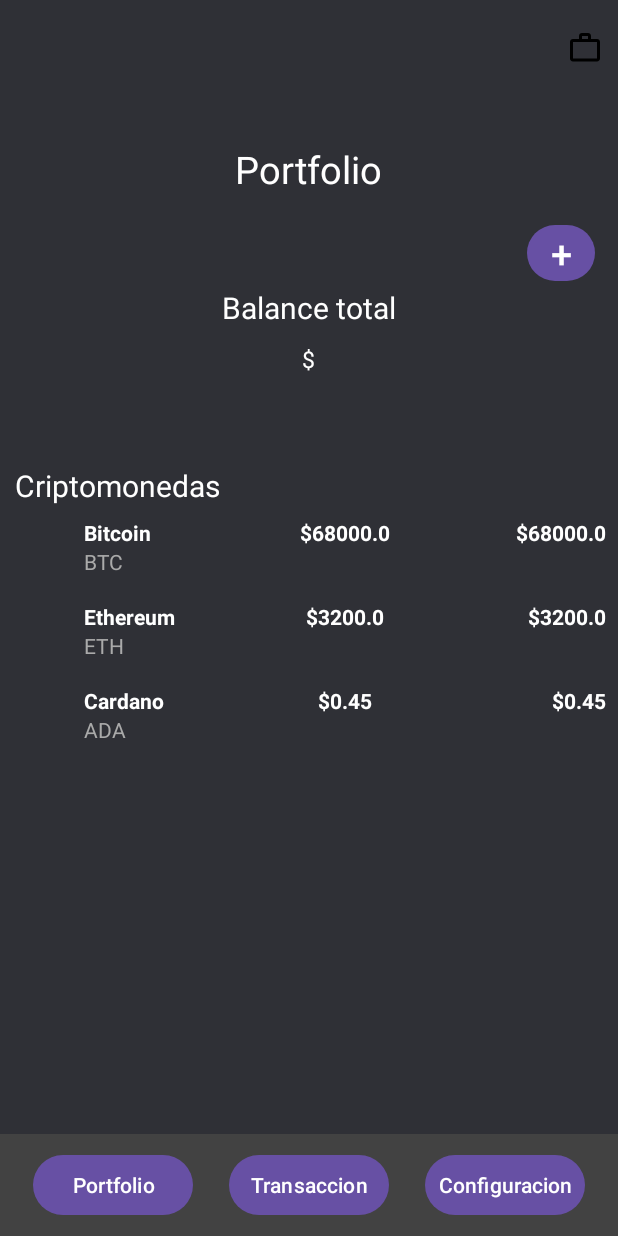
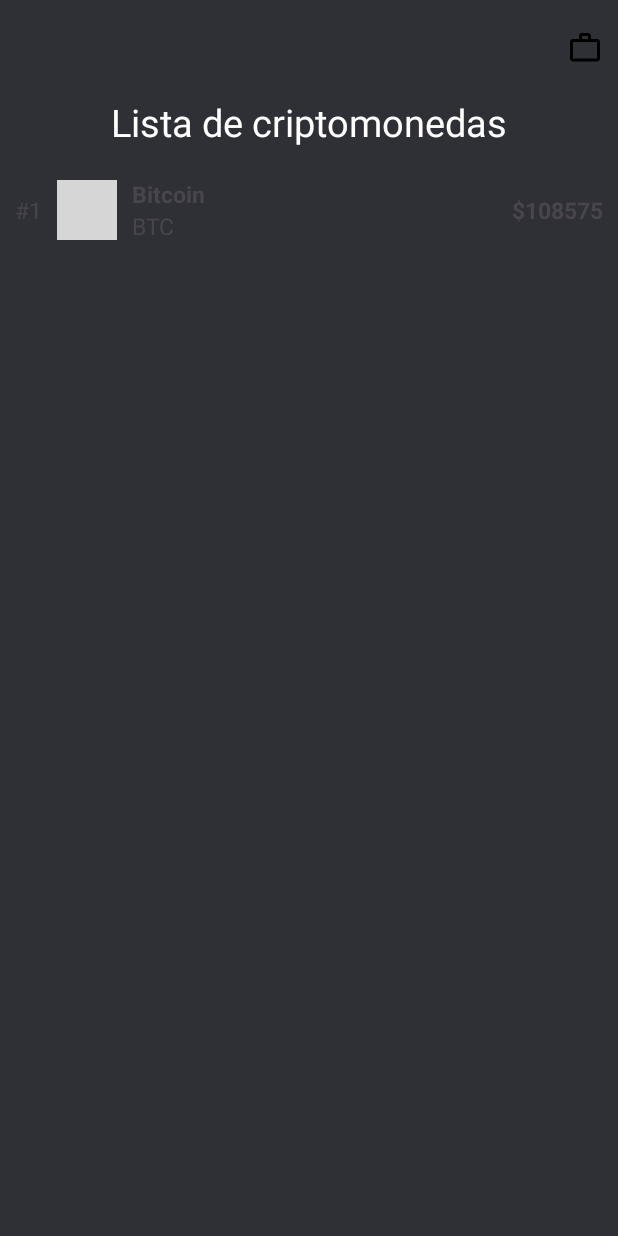
Before and after one commit to EmiLuca/Portafolio-cripto, an Android app: the Portfolio screen opened directly, with no data from a screen before it, on a phone screen of 412 x 824 dp. Run offline under Robolectric (Android 15) with nearby library versions, the phone set to English and light mode, and no system bars; pictures from the network do not load; grey boxes are pictures that could not be loaded.

Commit message:
Agregado de dependencias, actualización de Java, adaptacion de data class coin y RecyclerView parar JSON

```diff
--- a/app/src/main/AndroidManifest.xml
+++ b/app/src/main/AndroidManifest.xml
@@ -3,6 +3,8 @@
     xmlns:tools="http://schemas.android.com/tools">
 
     <uses-permission android:name="android.permission.POST_NOTIFICATIONS"/>
+    <uses-permission android:name="android.permission.INTERNET"/>
+
     <application
         android:allowBackup="true"
         android:dataExtractionRules="@xml/data_extraction_rules"
@@ -33,11 +35,6 @@
             android:name=".MainActivity"
             android:exported="true">
         </activity>
-        <service
-            android:name=".Notification"
-            android:enabled="true"
-            android:exported="false"
-            />
     </application>
 
 </manifest>
--- a/app/src/main/java/com/example/tp_grupol/CoinAdapter.kt
+++ b/app/src/main/java/com/example/tp_grupol/CoinAdapter.kt
@@ -1,7 +1,5 @@
 package com.example.tp_grupol
 
-import com.example.tp_grupol.Coins
-import android.annotation.SuppressLint
 import android.content.Context
 import android.view.LayoutInflater
 import android.view.View
@@ -9,23 +7,22 @@ import android.view.ViewGroup
 import android.widget.ImageView
 import android.widget.TextView
 import androidx.recyclerview.widget.RecyclerView
+import coil.load
 
 class CoinAdapter (var coins: MutableList<Coins>, var context: Context) : RecyclerView.Adapter<CoinAdapter.CoinViewHolder>() {
     class CoinViewHolder(view: View) : RecyclerView.ViewHolder(view) {
-        val ivLogo: ImageView
-        val tvNombre: TextView
-        val tvSimCot: TextView
-        val tvPrecioActual: TextView
-        val tvTotal: TextView
-        val tvCantidad: TextView
+        var tvSymbol: TextView
+        var tvName: TextView
+        var ivImage: ImageView
+        var tvCurrentPrice: TextView
+        var tvMarketCapRank: TextView
 
         init {
-            ivLogo = view.findViewById(R.id.ivLogo)
-            tvNombre = view.findViewById(R.id.tvNombre)
-            tvSimCot = view.findViewById(R.id.tvSimCot)
-            tvPrecioActual = view.findViewById(R.id.tvPrecioActual)
-            tvTotal = view.findViewById(R.id.tvTotal)
-            tvCantidad = view.findViewById(R.id.tvCantidad)
+            tvSymbol = view.findViewById(R.id.tvSymbol)
+            tvName = view.findViewById(R.id.tvName)
+            ivImage = view.findViewById(R.id.ivImage)
+            tvCurrentPrice = view.findViewById(R.id.tvCurrentPrice)
+            tvMarketCapRank = view.findViewById(R.id.tvMarketCapRank)
         }
     }
     override fun getItemCount() = coins.size
@@ -38,16 +35,14 @@ class CoinAdapter (var coins: MutableList<Coins>, var context: Context) : Recycl
 
     override fun onBindViewHolder(holder: CoinViewHolder, position: Int) {
         val item = coins.get(position)
-        holder.tvNombre.text = item.nombre
-        holder.tvSimCot.text = item.simCot
-        holder.tvPrecioActual.text = "$${item.precioActual}"
-        holder.tvTotal.text = "$${item.precioActual}"
-    }
+        holder.tvSymbol.text = item.symbol.uppercase()
+        holder.tvName.text = item.name
+        holder.tvCurrentPrice.text = "$${item.currentPrice}"
+        holder.tvMarketCapRank.text = "#${item.marketCapRank}"
 
-    // Para refrescar la lista cuando llegan nuevos datos
-    fun updateData(newList: List<Coins>) {
-        coins.clear()
-        coins.addAll(newList)
-        notifyDataSetChanged()
+        // Cargar imagen con Coil
+        holder.ivImage.load(item.image) {
+            crossfade(true)
+        }
     }
 }
--- a/app/src/main/java/com/example/tp_grupol/Coins.kt
+++ b/app/src/main/java/com/example/tp_grupol/Coins.kt
@@ -1,13 +1,14 @@
 package com.example.tp_grupol
 
-import androidx.room.ColumnInfo
-import androidx.room.Entity
-import androidx.room.PrimaryKey
+import com.squareup.moshi.JsonClass
 
-@Entity(tableName = "coins")
+@JsonClass(generateAdapter = true)
 data class Coins(
-    @ColumnInfo(name = "Nombre") val nombre: String,
-    @ColumnInfo(name = "simbolo de cotizacion") val simCot: String,
-    @ColumnInfo(name = "icono") val icono: String,
-    @ColumnInfo(name = "precio") val precioActual: Double
-){@PrimaryKey(autoGenerate = true) var id: Int = 0}
+    var id: String,
+    var symbol: String,
+    var name: String,
+    var image: String,
+    var currentPrice: Int,
+    var marketCapRank: Int,
+    var marketCap: Long
+)
--- a/app/src/main/java/com/example/tp_grupol/Portfolio.kt
+++ b/app/src/main/java/com/example/tp_grupol/Portfolio.kt
@@ -1,6 +1,5 @@
 package com.example.tp_grupol
 
-import com.example.tp_grupol.Coins
 import android.content.Intent
 import android.os.Bundle
 import android.view.Menu
@@ -60,22 +59,13 @@ class Portfolio : AppCompatActivity() {
     private fun getCoins(): MutableList<Coins> {
         return mutableListOf(
             Coins(
-                nombre = "Bitcoin",
-                simCot = "BTC",
-                icono = "https://assets.coingecko.com/coins/images/1/large/bitcoin.png",
-                precioActual = 68000.0,
-            ),
-            Coins(
-                nombre = "Ethereum",
-                simCot = "ETH",
-                icono = "https://assets.coingecko.com/coins/images/279/large/ethereum.png",
-                precioActual = 3200.0,
-            ),
-            Coins(
-                nombre = "Cardano",
-                simCot = "ADA",
-                icono = "https://assets.coingecko.com/coins/images/975/large/cardano.png",
-                precioActual = 0.45,
+                id ="bitcoin",
+                symbol = "btc",
+                name = "Bitcoin",
+                image = "https://coin-images.coingecko.com/coins/images/1/large/bitcoin.png?1696501400",
+                currentPrice = 108575,
+                marketCapRank = 1,
+                marketCap = 2163033633862
             )
         )
     }
--- a/app/src/main/res/layout/activity_portfolio.xml
+++ b/app/src/main/res/layout/activity_portfolio.xml
@@ -5,7 +5,6 @@
     android:id="@+id/main"
     android:layout_width="match_parent"
     android:layout_height="match_parent"
-    android:layout_weight="1"
     android:background="@color/material_dynamic_neutral20"
     android:orientation="vertical"
     tools:context=".Portfolio">
@@ -17,96 +16,18 @@
         android:layout_width="wrap_content"
         android:layout_height="wrap_content"
         android:layout_gravity="center_horizontal"
-        android:text="Portfolio"
+        android:text="Lista de criptomonedas"
         android:textSize="25sp"
         android:textColor="@color/white"
-        android:layout_margin="16dp"/>
-
-    <Button
-        android:id="@+id/btnMore"
-        android:layout_width="45dp"
-        android:layout_height="45dp"
-        android:layout_gravity="end"
-        android:text="+"
-        android:textSize="25sp"
-        android:padding="0dp"
-        android:layout_marginEnd="15dp"/>
-
-    <TextView
-        android:layout_width="wrap_content"
-        android:layout_height="wrap_content"
-        android:text="Balance total"
-        android:textSize="20sp"
-        android:layout_gravity="center_horizontal"
-        android:textColor="@color/white"/>
-
-    <TextView
-        android:id="@+id/tvTotalBalance"
-        android:layout_width="wrap_content"
-        android:layout_height="wrap_content"
-        android:layout_gravity="center_horizontal"
-        android:text="$"
-        android:textSize="15sp"
-        android:textColor="@color/white"
-        android:layout_margin="10dp"
-        android:inputType="number"/>
-
-    <TextView
-        android:layout_width="wrap_content"
-        android:layout_height="wrap_content"
-        android:layout_gravity="start"
-        android:text="Criptomonedas"
-        android:textSize="20sp"
-        android:textColor="@color/white"
-        android:layout_marginStart="10dp"
-        android:layout_marginTop="50dp"/>
+        android:layout_marginBottom="20dp"/>
 
     <androidx.recyclerview.widget.RecyclerView
         android:id="@+id/rvCoins"
         android:layout_width="match_parent"
         android:layout_height="match_parent"
-        android:layout_weight="1"
         app:layoutManager="androidx.recyclerview.widget.LinearLayoutManager"
         tools:listitem="@layout/item_coins">
 
     </androidx.recyclerview.widget.RecyclerView>
 
-    <LinearLayout
-        android:id="@+id/llBarraNavegacion"
-        android:layout_width="match_parent"
-        android:layout_height="wrap_content"
-        android:weightSum="3"
-        android:background="@color/cardview_dark_background"
-        android:orientation="horizontal"
-        android:padding="10dp">
-
-        <Button
-            android:id="@+id/btnPortfolio"
-            android:layout_width="120dp"
-            android:layout_height="wrap_content"
-            android:layout_weight="1"
-            android:layout_marginHorizontal="12dp"
-            android:paddingHorizontal="0dp"
-            android:text="Portfolio"/>
-
-        <Button
-            android:id="@+id/btnTransaccion"
-            android:layout_width="120dp"
-            android:layout_height="wrap_content"
-            android:layout_weight="1"
-            android:layout_marginHorizontal="12dp"
-            android:paddingHorizontal="0dp"
-            android:text="Transaccion"/>
-
-        <Button
-            android:id="@+id/btnConfiguracion"
-            android:layout_width="120dp"
-            android:layout_height="wrap_content"
-            android:layout_weight="1"
-            android:layout_marginHorizontal="12dp"
-            android:paddingHorizontal="0dp"
-            android:text="Configuracion"/>
-
-    </LinearLayout>
-
 </LinearLayout>
--- a/app/src/main/res/layout/item_coins.xml
+++ b/app/src/main/res/layout/item_coins.xml
@@ -3,13 +3,21 @@
     android:orientation="horizontal"
     android:layout_width="match_parent"
     android:layout_height="wrap_content"
-    android:padding="8dp">
+    android:gravity="center"
+    android:layout_weight="2">
+
+    <TextView
+        android:id="@+id/tvMarketCapRank"
+        android:layout_width="wrap_content"
+        android:layout_height="wrap_content"
+        android:textSize="15sp"
+        android:layout_margin="10dp"/>
 
     <ImageView
-        android:id="@+id/ivLogo"
+        android:id="@+id/ivImage"
         android:layout_width="40dp"
         android:layout_height="40dp"
-        android:layout_marginEnd="8dp"/>
+        android:layout_marginEnd="10dp"/>
 
     <LinearLayout
         android:layout_width="0dp"
@@ -18,48 +26,28 @@
         android:orientation="vertical">
 
         <TextView
-            android:id="@+id/tvNombre"
+            android:id="@+id/tvName"
             android:layout_width="wrap_content"
             android:layout_height="wrap_content"
-            android:textColor="@color/white"
+            android:textSize="15sp"
             android:textStyle="bold"/>
 
         <TextView
-            android:id="@+id/tvSimCot"
+            android:id="@+id/tvSymbol"
             android:layout_width="wrap_content"
             android:layout_height="wrap_content"
-            android:textColor="#AAAAAA" />
+            android:textSize="15sp"/>
 
     </LinearLayout>
 
     <TextView
-        android:id="@+id/tvPrecioActual"
+        android:id="@+id/tvCurrentPrice"
         android:layout_width="wrap_content"
         android:layout_height="wrap_content"
-        android:textColor="@color/white"
-        android:textStyle="bold"/>
-
-    <LinearLayout
-        android:layout_width="0dp"
-        android:layout_height="wrap_content"
+        android:textSize="15sp"
+        android:textStyle="bold"
+        android:gravity="end"
         android:layout_weight="1"
-        android:orientation="vertical">
-
-        <TextView
-            android:id="@+id/tvTotal"
-            android:layout_width="wrap_content"
-            android:layout_height="wrap_content"
-            android:textColor="@color/white"
-            android:textStyle="bold"
-            android:layout_gravity="end"/>
-
-        <TextView
-            android:id="@+id/tvCantidad"
-            android:layout_width="wrap_content"
-            android:layout_height="wrap_content"
-            android:textColor="#AAAAAA"
-            android:layout_gravity="end"/>
-
-    </LinearLayout>
+        android:layout_marginEnd="10dp"/>
 
 </LinearLayout>
--- a/app/src/main/res/layout/toolbar.xml
+++ b/app/src/main/res/layout/toolbar.xml
@@ -2,7 +2,4 @@
     android:layout_width="match_parent"
     android:layout_height="wrap_content"
     xmlns:app="http://schemas.android.com/apk/res-auto"
-    android:elevation="8dp"
-    android:layout_marginBottom="15dp"
-    app:titleTextColor="@color/black"
-    android:theme="@style/Theme.Material3.DynamicColors.Dark"/>
+    app:titleTextColor="@color/white"/>
```
Also changed, not shown: app/build.gradle.kts (+25 -12 lines), gradle/libs.versions.toml (line endings or trailing spaces), 1 other file.
